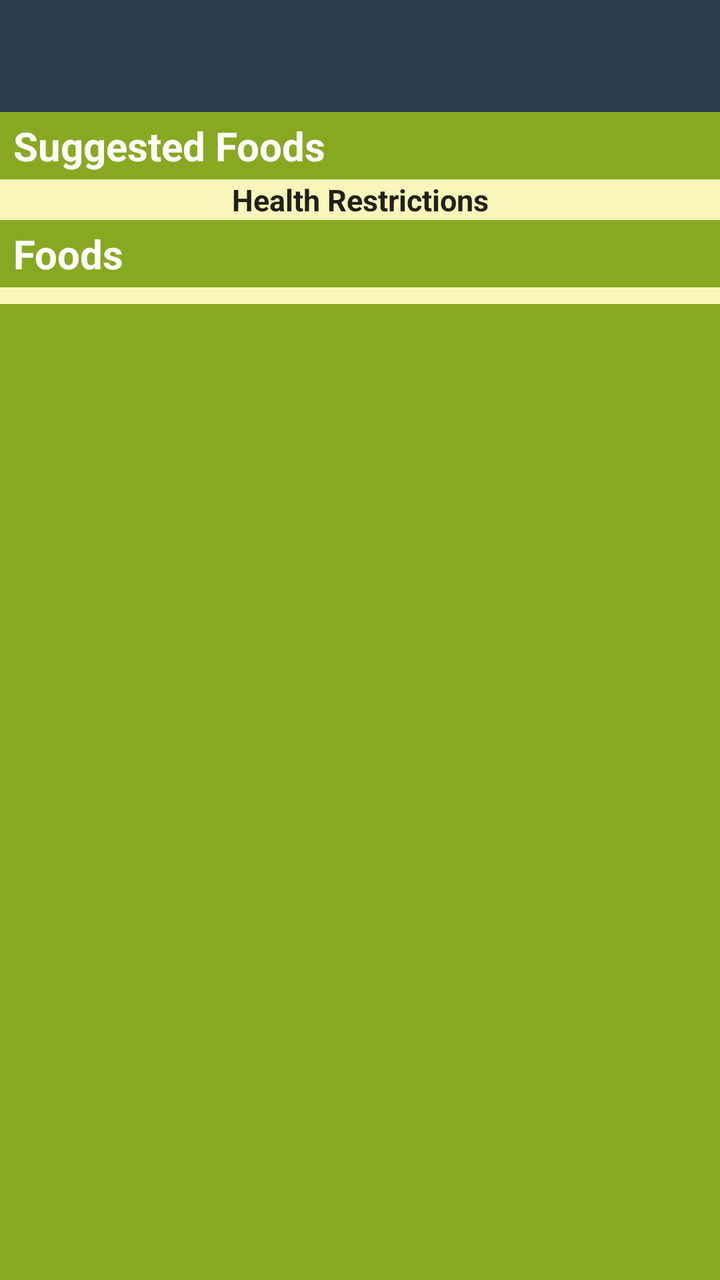
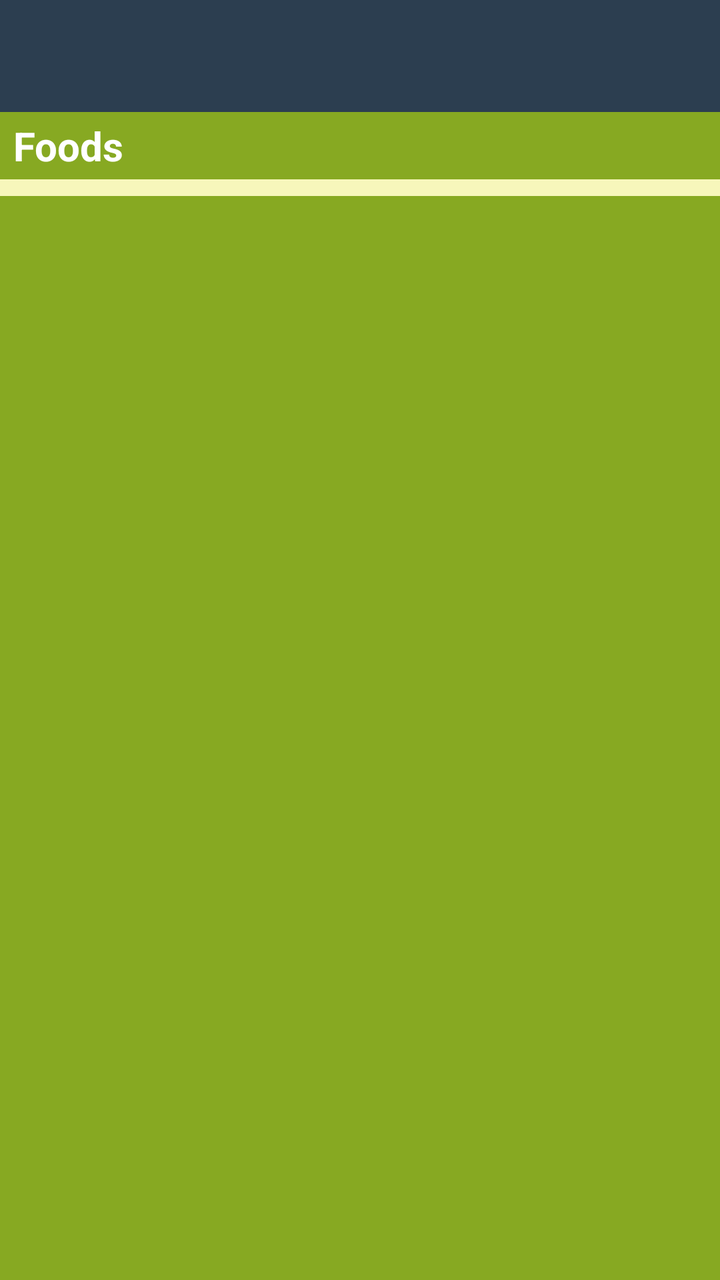

Compare the two renders of this Android layout. The source of the first and the diff that turns it into the second are given below.
<!-- AndroidManifest.xml: application theme AppTheme -->
<!-- res/layout/suggest.xml -->
<LinearLayout android:orientation="vertical" android:minWidth="25px" android:minHeight="25px" android:layout_width="match_parent" android:layout_height="match_parent" android:id="@+id/suggest" android:background="#87A922" xmlns:android="http://schemas.android.com/apk/res/android" xmlns:app="http://schemas.android.com/apk/res-auto"><com.google.android.material.appbar.AppBarLayout android:layout_width="match_parent" android:layout_height="wrap_content" android:theme="@style/AppTheme.AppBarOverlay"><androidx.appcompat.widget.Toolbar android:id="@+id/toolbar" android:layout_width="match_parent" android:layout_height="?attr/actionBarSize" android:background="?attr/colorPrimary" /></com.google.android.material.appbar.AppBarLayout><TextView android:text="Suggested Foods" android:textAppearance="?android:attr/textAppearanceLarge" android:layout_width="match_parent" android:layout_height="wrap_content" android:id="@+id/textV_Calorie_Track" android:textStyle="bold" android:textSize="20dp" android:textColor="@android:color/background_light" android:paddingLeft="20px" android:paddingTop="10px" android:paddingBottom="10px" /><LinearLayout android:orientation="vertical" android:minWidth="25px" android:minHeight="25px" android:layout_width="match_parent" android:layout_height="wrap_content" android:id="@+id/linearLayout_INNER" android:fadingEdge="none" android:background="#F7F6BB"><TextView android:text="Health Restrictions" android:textAppearance="?android:attr/textAppearanceLarge" android:layout_width="match_parent" android:layout_height="wrap_content" android:gravity="center" android:textStyle="bold" android:textSize="15dp" android:id="@+id/textV_healthill" /><ListView android:layout_width="match_parent" android:layout_height="match_parent" android:id="@+id/listview1" android:layout_weight="1" /></LinearLayout><TextView android:text="Foods" android:textAppearance="?android:attr/textAppearanceLarge" android:layout_width="match_parent" android:layout_height="wrap_content" android:id="@+id/textV_SugarTracker" android:textStyle="bold" android:textSize="20dp" android:textColor="@android:color/background_light" android:paddingLeft="20px" android:paddingTop="10px" android:paddingBottom="10px" /><LinearLayout android:orientation="vertical" android:minWidth="25px" android:minHeight="25px" android:layout_width="match_parent" android:layout_height="wrap_content" android:id="@+id/linearLayout2" android:background="#F7F6BB"><ListView android:layout_width="match_parent" android:layout_height="match_parent" android:id="@+id/listview2" android:layout_weight="1" /></LinearLayout></LinearLayout>
<!-- resources referenced by this layout -->
<resources>
  <style name="AppTheme.AppBarOverlay" parent="ThemeOverlay.MaterialComponents.Dark.ActionBar" />
  <style name="AppTheme" parent="Theme.MaterialComponents.Light.DarkActionBar"><item name="colorPrimary">@color/colorPrimary</item><item name="colorPrimaryDark">@color/colorPrimaryDark</item><item name="colorAccent">@color/colorAccent</item><item name="windowActionBar">false</item><item name="windowNoTitle">true</item></style>
  <color name="colorPrimary">#2c3e50</color>
  <color name="colorPrimaryDark">#1B3147</color>
  <color name="colorAccent">#3498db</color>
</resources>

<!-- the commit's change to res/layout/suggest.xml (unified diff, before → after) -->
@@ -1 +1 @@
-<LinearLayout android:orientation="vertical" android:minWidth="25px" android:minHeight="25px" android:layout_width="match_parent" android:layout_height="match_parent" android:id="@+id/suggest" android:background="#87A922" xmlns:android="http://schemas.android.com/apk/res/android" xmlns:app="http://schemas.android.com/apk/res-auto"><com.google.android.material.appbar.AppBarLayout android:layout_width="match_parent" android:layout_height="wrap_content" android:theme="@style/AppTheme.AppBarOverlay"><androidx.appcompat.widget.Toolbar android:id="@+id/toolbar" android:layout_width="match_parent" android:layout_height="?attr/actionBarSize" android:background="?attr/colorPrimary" /></com.google.android.material.appbar.AppBarLayout><TextView android:text="Suggested Foods" android:textAppearance="?android:attr/textAppearanceLarge" android:layout_width="match_parent" android:layout_height="wrap_content" android:id="@+id/textV_Calorie_Track" android:textStyle="bold" android:textSize="20dp" android:textColor="@android:color/background_light" android:paddingLeft="20px" android:paddingTop="10px" android:paddingBottom="10px" /><LinearLayout android:orientation="vertical" android:minWidth="25px" android:minHeight="25px" android:layout_width="match_parent" android:layout_height="wrap_content" android:id="@+id/linearLayout_INNER" android:fadingEdge="none" android:background="#F7F6BB"><TextView android:text="Health Restrictions" android:textAppearance="?android:attr/textAppearanceLarge" android:layout_width="match_parent" android:layout_height="wrap_content" android:gravity="center" android:textStyle="bold" android:textSize="15dp" android:id="@+id/textV_healthill" /><ListView android:layout_width="match_parent" android:layout_height="match_parent" android:id="@+id/listview1" android:layout_weight="1" /></LinearLayout><TextView android:text="Foods" android:textAppearance="?android:attr/textAppearanceLarge" android:layout_width="match_parent" android:layout_height="wrap_content" android:id="@+id/textV_SugarTracker" android:textStyle="bold" android:textSize="20dp" android:textColor="@android:color/background_light" android:paddingLeft="20px" android:paddingTop="10px" android:paddingBottom="10px" /><LinearLayout android:orientation="vertical" android:minWidth="25px" android:minHeight="25px" android:layout_width="match_parent" android:layout_height="wrap_content" android:id="@+id/linearLayout2" android:background="#F7F6BB"><ListView android:layout_width="match_parent" android:layout_height="match_parent" android:id="@+id/listview2" android:layout_weight="1" /></LinearLayout></LinearLayout>
+<LinearLayout android:orientation="vertical" android:minWidth="25px" android:minHeight="25px" android:layout_width="match_parent" android:layout_height="match_parent" android:id="@+id/suggest" android:background="#87A922" xmlns:app="http://schemas.android.com/apk/res-auto" xmlns:android="http://schemas.android.com/apk/res/android"><com.google.android.material.appbar.AppBarLayout android:layout_width="match_parent" android:layout_height="wrap_content" android:theme="@style/AppTheme.AppBarOverlay"><androidx.appcompat.widget.Toolbar android:id="@+id/toolbar" android:layout_width="match_parent" android:layout_height="?attr/actionBarSize" android:background="?attr/colorPrimary" /></com.google.android.material.appbar.AppBarLayout><TextView android:text="Foods" android:textAppearance="?android:attr/textAppearanceLarge" android:layout_width="match_parent" android:layout_height="wrap_content" android:id="@+id/foods" android:textStyle="bold" android:textSize="20dp" android:textColor="@android:color/background_light" android:paddingLeft="20px" android:paddingTop="10px" android:paddingBottom="10px" /><LinearLayout android:orientation="vertical" android:minWidth="25px" android:minHeight="25px" android:layout_width="match_parent" android:layout_height="wrap_content" android:id="@+id/linearLayout2" android:background="#F7F6BB"><ListView android:layout_width="match_parent" android:layout_height="match_parent" android:id="@+id/listview2" android:layout_weight="1" /></LinearLayout></LinearLayout>
